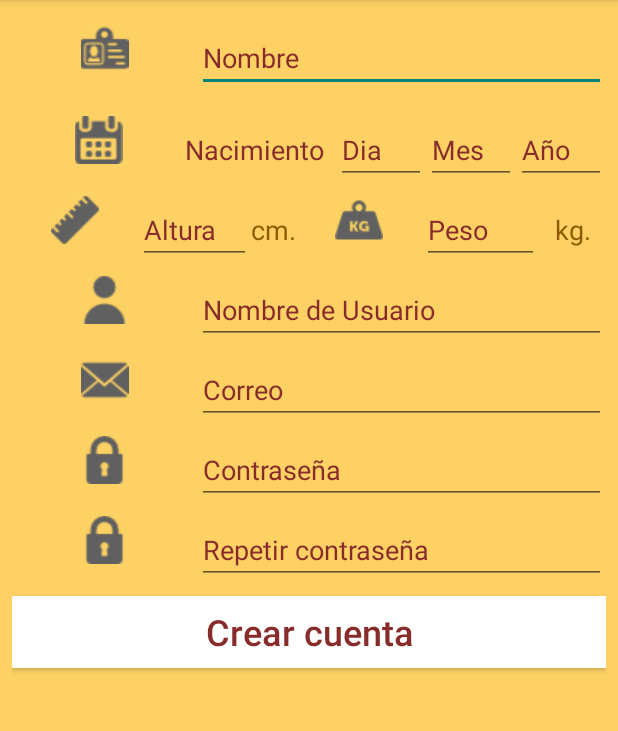
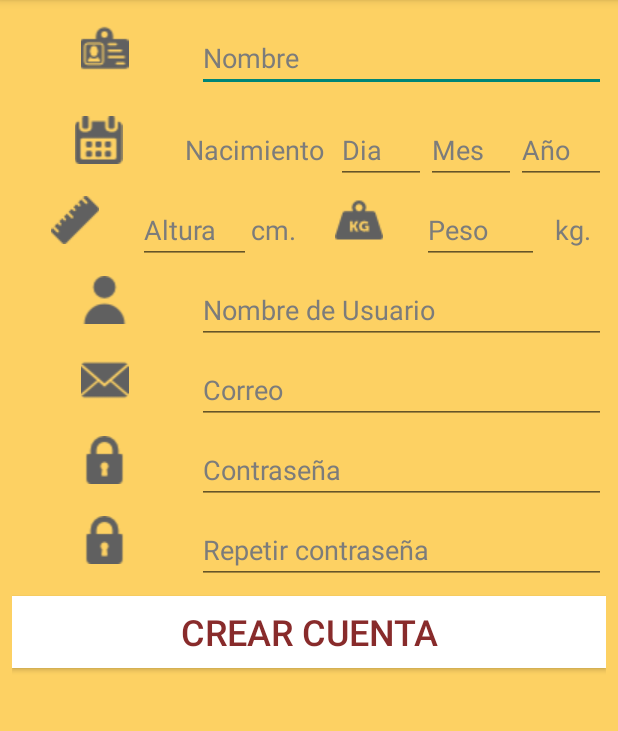
Before and after one commit to Muhlach/DrinkMe, an Android app: the CrearCuentaActivity screen opened directly, with no data from a screen before it, on a phone screen of 412 x 824 dp, the part 84-815 px from its top. Run offline under Robolectric (Android 15) with nearby library versions, the phone set to English and light mode, and no system bars.

Commit message:
actualizacion de los colores

```diff
--- a/DrinkMe/app/src/main/res/layout/activity_crear_cuenta.xml
+++ b/DrinkMe/app/src/main/res/layout/activity_crear_cuenta.xml
@@ -6,15 +6,17 @@
     android:layout_height="match_parent"
     android:background="@color/amarilloClaro"
     tools:context="com.drinkme.sdm.myapplication.CrearCuentaActivity"
-    tools:layout_editor_absoluteY="81dp"
-    tools:layout_editor_absoluteX="0dp">
+    tools:layout_editor_absoluteX="0dp"
+    tools:layout_editor_absoluteY="81dp">
 
     <LinearLayout
-        android:layout_width="match_parent"
-        android:layout_height="match_parent"
+        android:layout_width="0dp"
+        android:layout_height="0dp"
         android:layout_marginBottom="8dp"
+        android:layout_marginEnd="8dp"
         android:layout_marginLeft="8dp"
         android:layout_marginRight="8dp"
+        android:layout_marginStart="8dp"
         android:layout_marginTop="8dp"
         android:orientation="vertical"
         app:layout_constraintBottom_toBottomOf="parent"
@@ -55,8 +57,8 @@
                     android:ems="10"
                     android:hint="Nombre"
                     android:inputType="textPersonName"
-                    android:textColor="@color/granateBase"
-                    android:textColorHint="@color/granateBase"
+                    android:textColor="@color/grisClaro"
+                    android:textColorHint="@color/grisClaro"
                     android:textSize="18sp"
                     tools:layout_editor_absoluteX="137dp"
                     tools:layout_editor_absoluteY="257dp" />
@@ -89,7 +91,7 @@
                 android:paddingRight="8dp"
                 android:text="Nacimiento"
                 android:textAlignment="center"
-                android:textColor="@color/granateBase"
+                android:textColor="@color/grisClaro"
                 android:textSize="18sp" />
 
             <EditText
@@ -100,7 +102,7 @@
                 android:hint="Dia"
                 android:inputType="date"
                 android:textColor="@color/granateBase"
-                android:textColorHint="@color/granateBase"
+                android:textColorHint="@color/grisClaro"
                 android:textSize="18sp"
                 tools:layout_editor_absoluteX="137dp"
                 tools:layout_editor_absoluteY="100dp" />
@@ -113,7 +115,7 @@
                 android:hint="Mes"
                 android:inputType="date"
                 android:textColor="@color/granateBase"
-                android:textColorHint="@color/granateBase"
+                android:textColorHint="@color/grisClaro"
                 android:textSize="18sp"
                 tools:layout_editor_absoluteX="137dp"
                 tools:layout_editor_absoluteY="100dp" />
@@ -126,7 +128,7 @@
                 android:hint="Año"
                 android:inputType="date"
                 android:textColor="@color/granateBase"
-                android:textColorHint="@color/granateBase"
+                android:textColorHint="@color/grisClaro"
                 android:textSize="18sp"
                 tools:layout_editor_absoluteX="137dp"
                 tools:layout_editor_absoluteY="100dp" />
@@ -158,7 +160,7 @@
                 android:hint="Altura"
                 android:inputType="number"
                 android:textColor="@color/granateBase"
-                android:textColorHint="@color/granateBase"
+                android:textColorHint="@color/grisClaro"
                 android:textSize="18sp"
                 tools:layout_editor_absoluteX="79dp"
                 tools:layout_editor_absoluteY="169dp" />
@@ -169,7 +171,7 @@
                 android:layout_height="wrap_content"
                 android:text="cm."
                 android:textAlignment="center"
-                android:textColor="@color/marronOscuro"
+                android:textColor="@color/grisClaro"
                 android:textSize="18sp"
                 tools:layout_editor_absoluteX="161dp"
                 tools:layout_editor_absoluteY="182dp" />
@@ -193,7 +195,7 @@
                 android:hint="Peso"
                 android:inputType="number"
                 android:textColor="@color/granateBase"
-                android:textColorHint="@color/granateBase"
+                android:textColorHint="@color/grisClaro"
                 android:textSize="18sp"
                 tools:layout_editor_absoluteX="222dp"
                 tools:layout_editor_absoluteY="163dp" />
@@ -205,7 +207,7 @@
                 android:layout_weight="1"
                 android:text="kg."
                 android:textAlignment="center"
-                android:textColor="@color/marronOscuro"
+                android:textColor="@color/grisClaro"
                 android:textSize="18sp"
                 tools:layout_editor_absoluteX="309dp"
                 tools:layout_editor_absoluteY="168dp" />
@@ -237,7 +239,7 @@
                 android:hint="Nombre de Usuario"
                 android:inputType="textPersonName"
                 android:textColor="@color/granateBase"
-                android:textColorHint="@color/granateBase"
+                android:textColorHint="@color/grisClaro"
                 android:textSize="18sp"
                 tools:layout_editor_absoluteX="137dp"
                 tools:layout_editor_absoluteY="257dp" />
@@ -269,7 +271,7 @@
                 android:hint="Correo"
                 android:inputType="textPersonName"
                 android:textColor="@color/granateBase"
-                android:textColorHint="@color/granateBase"
+                android:textColorHint="@color/grisClaro"
                 android:textSize="18sp"
                 tools:layout_editor_absoluteX="160dp"
                 tools:layout_editor_absoluteY="317dp" />
@@ -302,7 +304,7 @@
                 android:hint="Contraseña"
                 android:inputType="textPassword"
                 android:textColor="@color/granateBase"
-                android:textColorHint="@color/granateBase"
+                android:textColorHint="@color/grisClaro"
                 android:textSize="18sp"
                 tools:layout_editor_absoluteX="36dp"
                 tools:layout_editor_absoluteY="456dp" />
@@ -335,7 +337,7 @@
                 android:hint="Repetir contraseña"
                 android:inputType="textPassword"
                 android:textColor="@color/granateBase"
-                android:textColorHint="@color/granateBase"
+                android:textColorHint="@color/grisClaro"
                 android:textSize="18sp"
                 tools:layout_editor_absoluteX="100dp"
                 tools:layout_editor_absoluteY="414dp" />
@@ -350,7 +352,6 @@
             android:elevation="0dp"
             android:text="Crear cuenta"
             android:textAlignment="center"
-            android:textAllCaps="false"
             android:textColor="@color/granateBase"
             android:textSize="24sp"
             tools:layout_editor_absoluteX="139dp"
--- a/DrinkMe/app/src/main/res/values/colors.xml
+++ b/DrinkMe/app/src/main/res/values/colors.xml
@@ -4,7 +4,7 @@
     <color name="amarilloOscuro">#c69518</color>
     <color name="amarilloClaro">#fdd163</color>
 
-    <color name="marronBase">#B2740E</color>
+    <color name="marronBase">#b2740e</color>
     <color name="marronOscuro">#905a00</color>
     <color name="marronClaro">#DD9722</color>
 
@@ -14,5 +14,5 @@
     <color name="grisOscuro">#606060</color>
     <color name="grisClaro">#7c7c7b</color>
 
-    <color name="colorAccent">#FF4081</color>
+    <color name="colorAccent">#ff4081</color>
 </resources>
```
Also changed, not shown: DrinkMe/app/src/main/java/com/drinkme/sdm/myapplication/LoginActivity.java (+7 -0 lines), DrinkMe/app/src/main/res/layout/activity_login.xml (+7 -7 lines).
